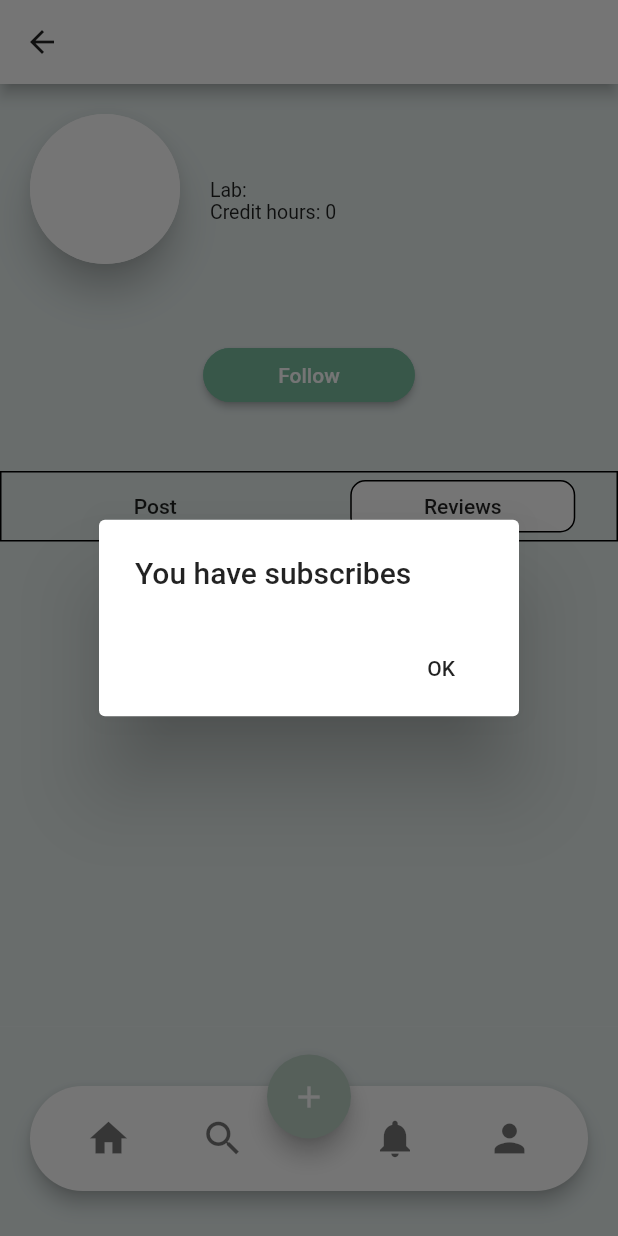
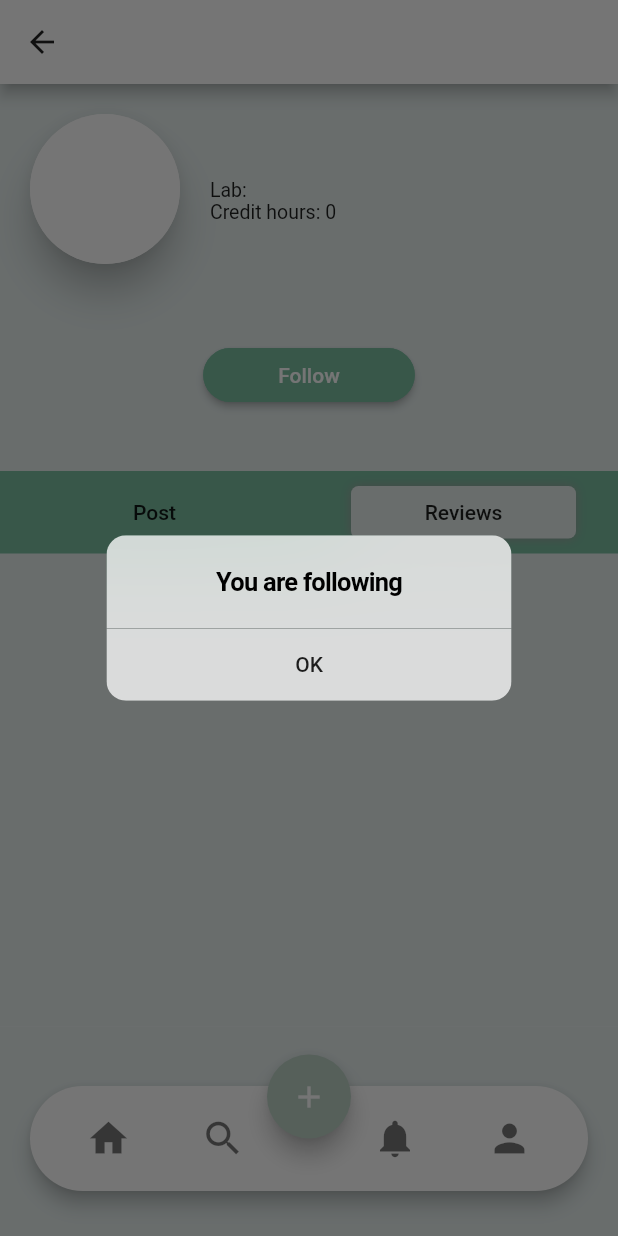
Before and after one commit to Sanchit-Rastogi/iConnect, a Flutter app: the CoursePage screen opened directly with empty values, after a tap on "Follow", on a phone screen of 412 x 824 dp. Run offline on Flutter 3.47's test engine with Material 2 defaults, Android fonts, the phone set to English and light mode, and no system bars; our stand-ins replace auto_size_text, cloud_firestore, firebase_storage, flutter_datetime_picker, image_picker, line_icons; accounts and stored records are empty.

Commit message:
design changes

```diff
--- a/lib/screens/course.dart
+++ b/lib/screens/course.dart
@@ -1,3 +1,4 @@
+import 'package:flutter/cupertino.dart';
 import 'package:flutter/material.dart';
 import 'package:auto_size_text/auto_size_text.dart';
 import 'package:cloud_firestore/cloud_firestore.dart';
@@ -65,8 +66,8 @@ class _CoursePageState extends State<CoursePage> {
       context: context,
       barrierDismissible: false, // user must tap button!
       builder: (BuildContext context) {
-        return AlertDialog(
-          title: Text('You have subscribes ${widget.courseName}'),
+        return CupertinoAlertDialog(
+          title: Text('You are following ${widget.courseName}'),
           actions: <Widget>[
             FlatButton(
               child: Text('OK'),
@@ -195,10 +196,11 @@ class _CoursePageState extends State<CoursePage> {
                     height: 40.0,
                   ),
                   Container(
-                    padding: EdgeInsets.symmetric(vertical: 5.0, horizontal: 0),
+                    padding:
+                        EdgeInsets.symmetric(vertical: 10.0, horizontal: 0),
                     decoration: BoxDecoration(
-                      border: Border.all(color: Colors.black, width: 1.0),
-                      color: Color(0xFFe4edec),
+                      //border: Border.all(color: Colors.black, width: 1.0),
+                      color: Color(0xFF79bda0),
                     ),
                     child: Row(
                       mainAxisAlignment: MainAxisAlignment.spaceAround,
@@ -207,13 +209,23 @@ class _CoursePageState extends State<CoursePage> {
                           height: 35.0,
                           width: 150.0,
                           decoration: BoxDecoration(
-                              border: isPost
-                                  ? Border.all(color: Colors.black, width: 1)
-                                  : null,
-                              color: isPost ? Colors.white : Color(0xFFe4edec),
-                              borderRadius: BorderRadius.circular(10.0)),
+                            boxShadow: isPost
+                                ? [
+                                    BoxShadow(
+                                      color: Colors.grey,
+                                      blurRadius: 5.0,
+                                    ),
+                                  ]
+                                : null,
+                            color:
+                                !isPost ? Color(0xFF79bda0) : Color(0xFFe4edec),
+                            borderRadius:
+                                isPost ? BorderRadius.circular(5.0) : null,
+                          ),
                           child: FlatButton(
-                            child: Text('Post'),
+                            child: Text(
+                              'Post',
+                            ),
                             onPressed: () {
                               setState(() {
                                 isReview = false;
@@ -226,11 +238,19 @@ class _CoursePageState extends State<CoursePage> {
                           height: 35.0,
                           width: 150.0,
                           decoration: BoxDecoration(
-                            border: isReview
-                                ? Border.all(color: Colors.black, width: 1)
+                            color: !isReview
+                                ? Color(0xFF79bda0)
+                                : Color(0xFFe4edec),
+                            borderRadius:
+                                isReview ? BorderRadius.circular(5.0) : null,
+                            boxShadow: isReview
+                                ? [
+                                    BoxShadow(
+                                      color: Colors.grey,
+                                      blurRadius: 5.0,
+                                    ),
+                                  ]
                                 : null,
-                            color: isReview ? Colors.white : Color(0xFFe4edec),
-                            borderRadius: BorderRadius.circular(10.0),
                           ),
                           child: FlatButton(
                             child: Text('Reviews'),
```
Also changed, not shown: lib/screens/ads_screen.dart (+29 -6 lines).
